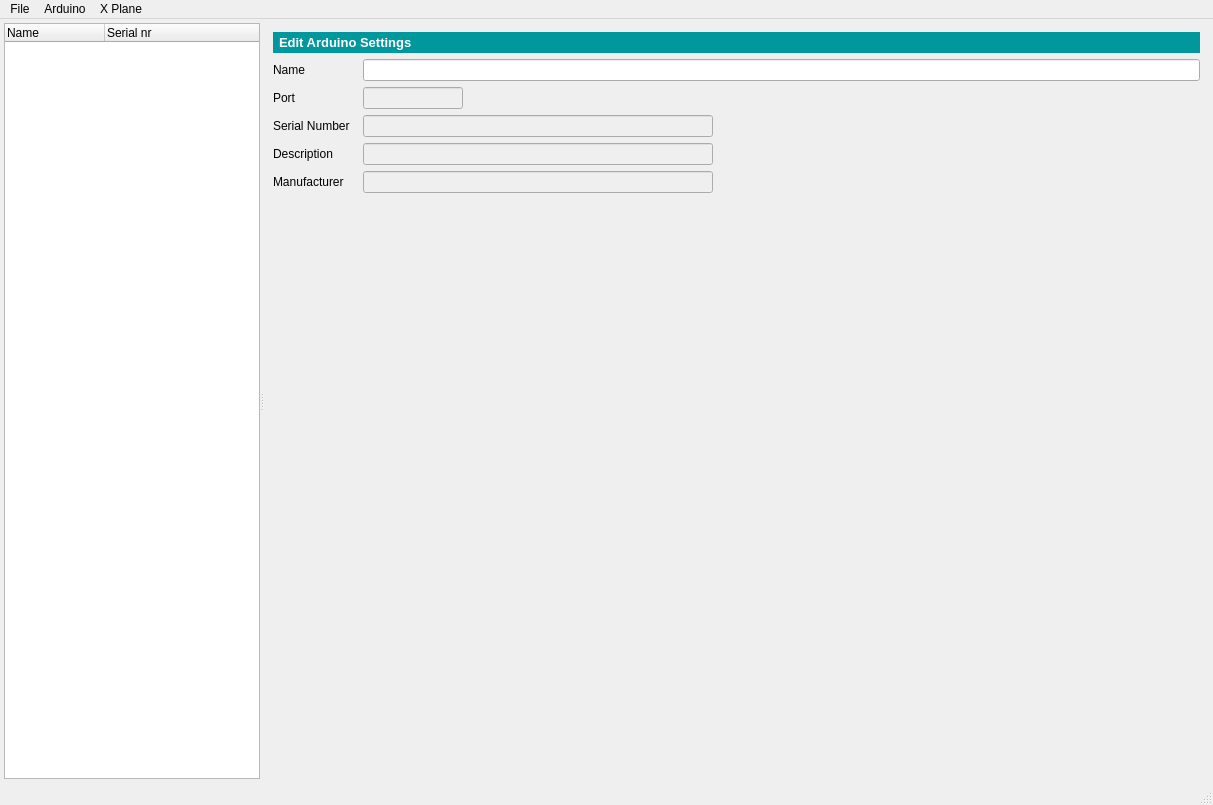
Qt form gui/mainwindow.ui (leleopard/pyXPArduino) before a commit.
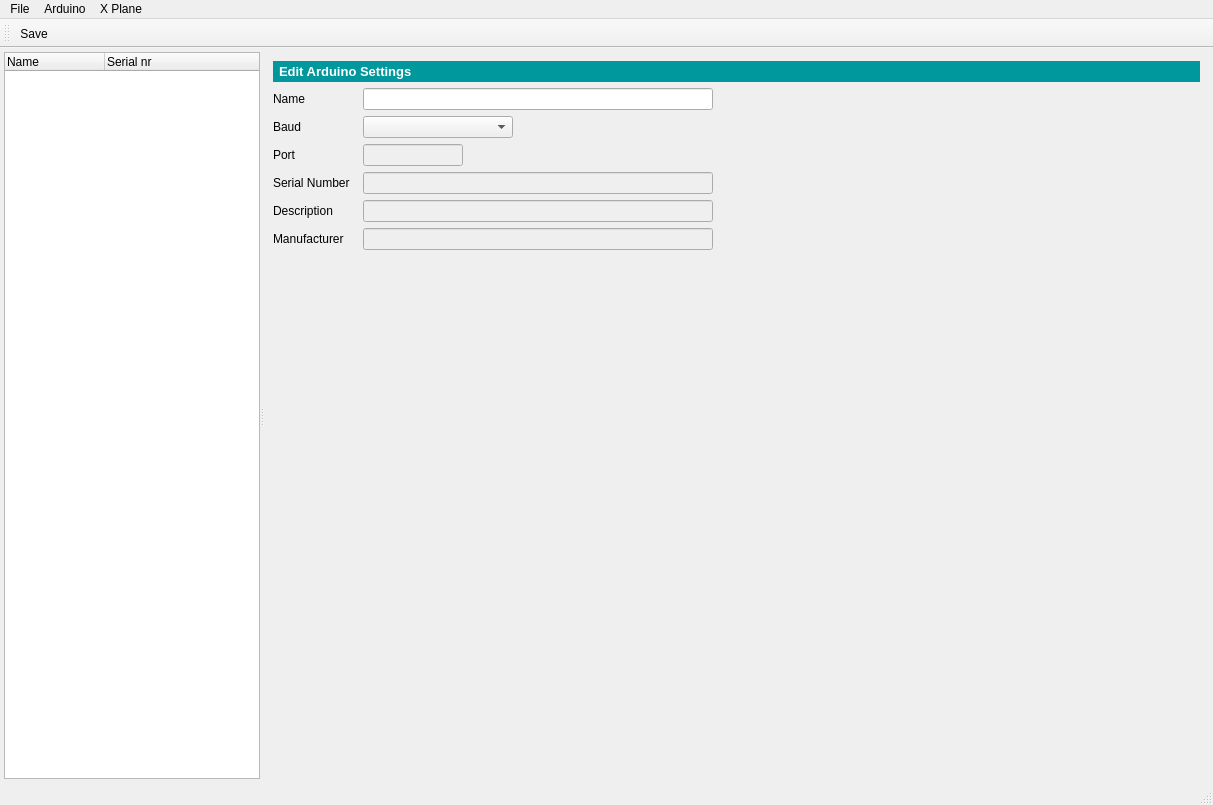
The same form after that commit. Icons and pictures are not drawn.

```diff
--- a/gui/mainwindow.ui
+++ b/gui/mainwindow.ui
@@ -255,7 +255,7 @@
             <widget class="QLineEdit" name="ardNameLineEdit">
              <property name="maximumSize">
               <size>
-               <width>16777215</width>
+               <width>350</width>
                <height>16777215</height>
               </size>
              </property>
@@ -392,6 +392,23 @@
              </property>
             </widget>
            </item>
+           <item row="2" column="0">
+            <widget class="QLabel" name="label_3">
+             <property name="text">
+              <string>Baud</string>
+             </property>
+            </widget>
+           </item>
+           <item row="2" column="1">
+            <widget class="QComboBox" name="ardBaudComboBox">
+             <property name="maximumSize">
+              <size>
+               <width>150</width>
+               <height>16777215</height>
+              </size>
+             </property>
+            </widget>
+           </item>
           </layout>
          </widget>
         </item>
@@ -435,6 +452,18 @@
    <addaction name="menuX_Plane"/>
   </widget>
   <widget class="QStatusBar" name="statusbar"/>
+  <widget class="QToolBar" name="toolBar">
+   <property name="windowTitle">
+    <string>toolBar</string>
+   </property>
+   <attribute name="toolBarArea">
+    <enum>TopToolBarArea</enum>
+   </attribute>
+   <attribute name="toolBarBreak">
+    <bool>false</bool>
+   </attribute>
+   <addaction name="actionSave"/>
+  </widget>
   <action name="actionQuit">
    <property name="text">
     <string>Quit</string>
```
Left out of the diff: 37 changed lines with no effect on the pictures.
